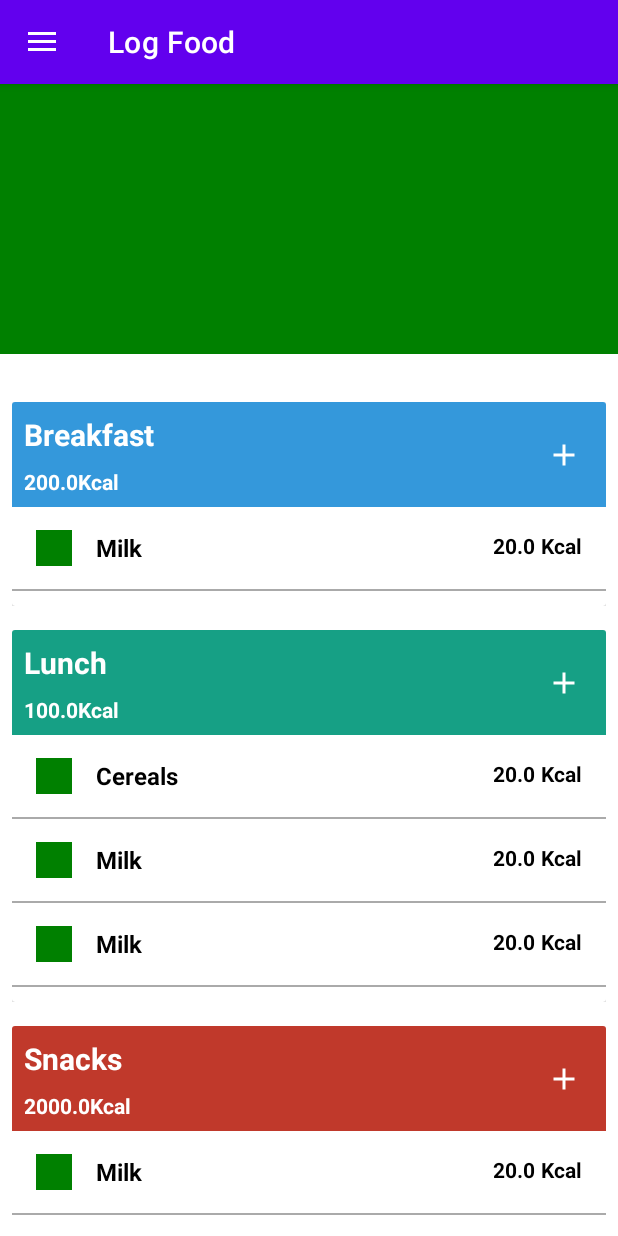
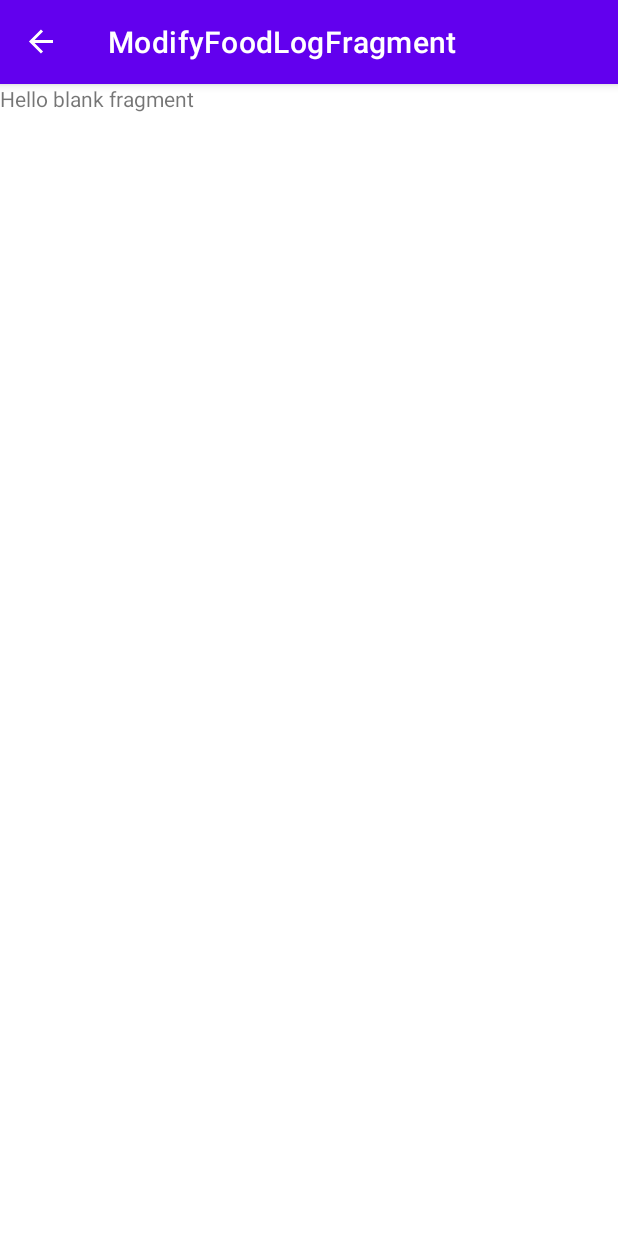
Before and after one commit to kennethjpaul/FoodTracker, an Android app: the LogFoodFragment screen opened through its navigation route, after a tap on "Milk", on a phone screen of 412 x 824 dp. Run offline under Robolectric (Android 15) with nearby library versions, the phone set to English and light mode, and no system bars; our stand-ins replace data binding, navigation-ui.

Commit message:
Function: Added a fragment for modifying, creating, food log. Implemented the navigation logic from food log page

```diff
--- a/app/src/main/java/com/kinetx/foodtracker/fragment/LogFoodFragment.kt
+++ b/app/src/main/java/com/kinetx/foodtracker/fragment/LogFoodFragment.kt
@@ -7,6 +7,7 @@ import android.view.View
 import android.view.ViewGroup
 import androidx.databinding.DataBindingUtil
 import androidx.lifecycle.ViewModelProvider
+import androidx.navigation.findNavController
 import androidx.recyclerview.widget.LinearLayoutManager
 import com.kinetx.foodtracker.R
 import com.kinetx.foodtracker.databinding.FragmentLogFoodBinding
@@ -18,7 +19,7 @@ import com.kinetx.foodtracker.viewmodel.LogFoodVM
 import com.kinetx.foodtracker.viewmodelfactory.LogFoodVMF
 
 
-class LogFoodFragment : Fragment() {
+class LogFoodFragment : Fragment(), FoodCardItemR.FoodCardNavigate {
 
     private lateinit var binding : FragmentLogFoodBinding
     private lateinit var viewModel : LogFoodVM
@@ -61,7 +62,7 @@ class LogFoodFragment : Fragment() {
         foodCard.add(FoodCardItemData(FoodType.SNACKS,2000F,snacksM))
         foodCard.add(FoodCardItemData(FoodType.DINNER,20F,dinnerM))
 
-        val adapter = FoodCardItemR()
+        val adapter = FoodCardItemR(this)
 
         binding.foodLogRecyclerview.layoutManager = LinearLayoutManager(context)
         binding.foodLogRecyclerview.setHasFixedSize(true)
@@ -73,4 +74,8 @@ class LogFoodFragment : Fragment() {
         return binding.root
     }
 
+    override fun foodCardNavigate(foodId: Long, foodType: FoodType) {
+        view?.findNavController()?.navigate(LogFoodFragmentDirections.actionLogFoodFragmentToModifyFoodLogFragment(foodId,foodType))
+    }
+
 }
--- /dev/null
+++ b/app/src/main/java/com/kinetx/foodtracker/fragment/ModifyFoodLogFragment.kt
@@ -0,0 +1,42 @@
+package com.kinetx.foodtracker.fragment
+
+import android.os.Bundle
+import androidx.fragment.app.Fragment
+import android.view.LayoutInflater
+import android.view.View
+import android.view.ViewGroup
+import androidx.databinding.DataBindingUtil
+import androidx.lifecycle.ViewModelProvider
+import com.kinetx.foodtracker.R
+import com.kinetx.foodtracker.databinding.FragmentModifyFoodLogBinding
+import com.kinetx.foodtracker.viewmodel.ModifyFoodLogVM
+import com.kinetx.foodtracker.viewmodelfactory.ModifyFoodLogVMF
+
+
+class ModifyFoodLogFragment : Fragment() {
+
+    private lateinit var binding : FragmentModifyFoodLogBinding
+    private lateinit var viewModel : ModifyFoodLogVM
+    private lateinit var args: ModifyFoodLogFragmentArgs
+
+    override fun onCreateView(
+        inflater: LayoutInflater, container: ViewGroup?,
+        savedInstanceState: Bundle?
+    ): View? {
+
+        args = ModifyFoodLogFragmentArgs.fromBundle(requireArguments())
+
+        val application = requireNotNull(this.activity).application
+        val viewModelFactory = ModifyFoodLogVMF(application,args)
+
+        binding = DataBindingUtil.inflate(inflater,R.layout.fragment_modify_food_log,container,false)
+        viewModel = ViewModelProvider(this,viewModelFactory)[ModifyFoodLogVM::class.java]
+
+        binding.modifyFoodLogVM = viewModel
+        binding.lifecycleOwner = viewLifecycleOwner
+
+        // Inflate the layout for this fragment
+        return binding.root
+    }
+
+}
--- a/app/src/main/java/com/kinetx/foodtracker/recyclerview/FoodCardItemR.kt
+++ b/app/src/main/java/com/kinetx/foodtracker/recyclerview/FoodCardItemR.kt
@@ -6,13 +6,14 @@ import android.view.View
 import android.view.ViewGroup
 import android.widget.ImageView
 import android.widget.TextView
+import androidx.navigation.ui.NavigationUI
 import androidx.recyclerview.widget.LinearLayoutManager
 import androidx.recyclerview.widget.RecyclerView
 import com.kinetx.foodtracker.R
 import com.kinetx.foodtracker.dataclass.FoodCardItemData
 import com.kinetx.foodtracker.enums.FoodType
 
-class FoodCardItemR: RecyclerView.Adapter<FoodCardItemR.MyViewHolder>(),FoodLogItemR.OnSelectFoodLogItem {
+class FoodCardItemR(val listener : FoodCardNavigate): RecyclerView.Adapter<FoodCardItemR.MyViewHolder>(),FoodLogItemR.OnSelectFoodLogItem {
 
     private var _list = emptyList<FoodCardItemData>()
 
@@ -22,17 +23,27 @@ class FoodCardItemR: RecyclerView.Adapter<FoodCardItemR.MyViewHolder>(),FoodLogI
         val cardRecyclerView : RecyclerView = itemView.findViewById(R.id.food_card_recyclerview)
         val cardAddIcon: ImageView = itemView.findViewById(R.id.food_card_add_icon)
         val cardColor : View = itemView.findViewById(R.id.food_card_rectangle)
+
         init {
             cardAddIcon.setOnClickListener(this)
         }
 
         override fun onClick(v: View?) {
-            val position = adapterPosition
-            Log.i("III",position.toString())
+            val foodId  = -1L
+            val foodType = when(adapterPosition)
+            {
+                0 -> FoodType.BREAKFAST
+                1->FoodType.LUNCH
+                2->FoodType.SNACKS
+                3->FoodType.DINNER
+                else->FoodType.BREAKFAST
+            }
+            listener.foodCardNavigate(foodId, foodType)
         }
 
+    }
 
-    }
+
 
     override fun onCreateViewHolder(parent: ViewGroup, viewType: Int): FoodCardItemR.MyViewHolder {
         val itemView = LayoutInflater.from(parent.context).inflate(R.layout.r_food_card,parent,false)
@@ -87,7 +98,21 @@ class FoodCardItemR: RecyclerView.Adapter<FoodCardItemR.MyViewHolder>(),FoodLogI
     }
 
     override fun onSelectFoodLogItemClick(position: Int, _parentPosition: Int) {
-        val m  = _list[_parentPosition].foodLogData[position].foodLogId
-        Log.i("III", m.toString())
+        val foodId  = _list[_parentPosition].foodLogData[position].foodLogId
+        val foodType = when(_parentPosition)
+        {
+            0 -> FoodType.BREAKFAST
+            1->FoodType.LUNCH
+            2->FoodType.SNACKS
+            3->FoodType.DINNER
+            else->FoodType.BREAKFAST
+        }
+        listener.foodCardNavigate(foodId,foodType)
+
     }
+
+    interface FoodCardNavigate {
+        fun foodCardNavigate(foodId: Long,  foodType: FoodType)
+    }
+
 }
--- /dev/null
+++ b/app/src/main/java/com/kinetx/foodtracker/viewmodel/ModifyFoodLogVM.kt
@@ -0,0 +1,15 @@
+package com.kinetx.foodtracker.viewmodel
+
+import android.app.Application
+import android.util.Log
+import androidx.lifecycle.AndroidViewModel
+import com.kinetx.foodtracker.fragment.ModifyFoodLogFragmentArgs
+
+class ModifyFoodLogVM(application: Application, args: ModifyFoodLogFragmentArgs): AndroidViewModel(application) {
+
+    init {
+        Log.i("III id",args.foodLogId.toString())
+        Log.i("III food type",args.foodType.toString())
+    }
+
+}
--- /dev/null
+++ b/app/src/main/java/com/kinetx/foodtracker/viewmodelfactory/ModifyFoodLogVMF.kt
@@ -0,0 +1,18 @@
+package com.kinetx.foodtracker.viewmodelfactory
+
+import android.app.Application
+import androidx.lifecycle.ViewModel
+import androidx.lifecycle.ViewModelProvider
+import com.kinetx.foodtracker.fragment.ModifyFoodLogFragmentArgs
+import com.kinetx.foodtracker.viewmodel.ModifyFoodLogVM
+
+class ModifyFoodLogVMF(val application: Application, val args: ModifyFoodLogFragmentArgs): ViewModelProvider.Factory {
+    @Suppress("unchecked_cast")
+    override fun <T : ViewModel> create(modelClass: Class<T>): T {
+        if (modelClass.isAssignableFrom(ModifyFoodLogVM::class.java))
+        {
+            return ModifyFoodLogVM(application,args) as T
+        }
+        throw IllegalArgumentException("ModifyFoodLogVMF: Unknown view model")
+    }
+}
--- /dev/null
+++ b/app/src/main/res/layout/fragment_modify_food_log.xml
@@ -0,0 +1,23 @@
+<?xml version="1.0" encoding="utf-8"?>
+<layout xmlns:android="http://schemas.android.com/apk/res/android"
+    xmlns:tools="http://schemas.android.com/tools">
+
+    <data>
+        <variable
+            name="modifyFoodLogVM"
+            type="com.kinetx.foodtracker.viewmodel.ModifyFoodLogVM" />
+    </data>
+
+    <FrameLayout
+        android:layout_width="match_parent"
+        android:layout_height="match_parent"
+        tools:context=".fragment.ModifyFoodLogFragment">
+
+        <!-- TODO: Update blank fragment layout -->
+        <TextView
+            android:layout_width="match_parent"
+            android:layout_height="match_parent"
+            android:text="@string/hello_blank_fragment" />
+
+    </FrameLayout>
+</layout>
--- a/app/src/main/res/navigation/main_nav.xml
+++ b/app/src/main/res/navigation/main_nav.xml
@@ -11,7 +11,11 @@
     <fragment
         android:id="@+id/logFoodFragment"
         android:name="com.kinetx.foodtracker.fragment.LogFoodFragment"
-        android:label="Log Food" />
+        android:label="Log Food" >
+        <action
+            android:id="@+id/action_logFoodFragment_to_modifyFoodLogFragment"
+            app:destination="@id/modifyFoodLogFragment" />
+    </fragment>
     <fragment
         android:id="@+id/logExerciseFragment"
         android:name="com.kinetx.foodtracker.fragment.LogExerciseFragment"
@@ -36,4 +40,15 @@
         android:id="@+id/settingsFragment"
         android:name="com.kinetx.foodtracker.fragment.SettingsFragment"
         android:label="Settings" />
+    <fragment
+        android:id="@+id/modifyFoodLogFragment"
+        android:name="com.kinetx.foodtracker.fragment.ModifyFoodLogFragment"
+        android:label="ModifyFoodLogFragment" >
+        <argument
+            android:name="foodLogId"
+            app:argType="long" />
+        <argument
+            android:name="foodType"
+            app:argType="com.kinetx.foodtracker.enums.FoodType" />
+    </fragment>
 </navigation>
```
